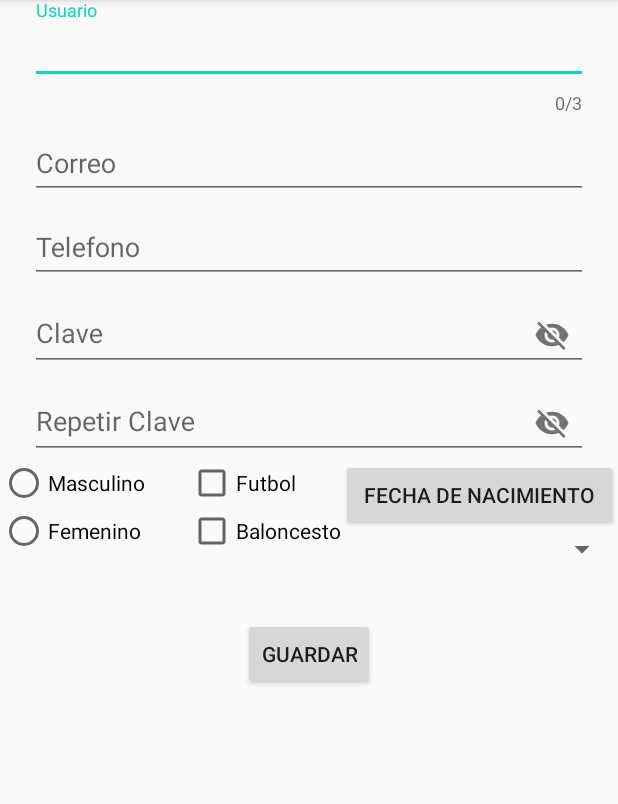
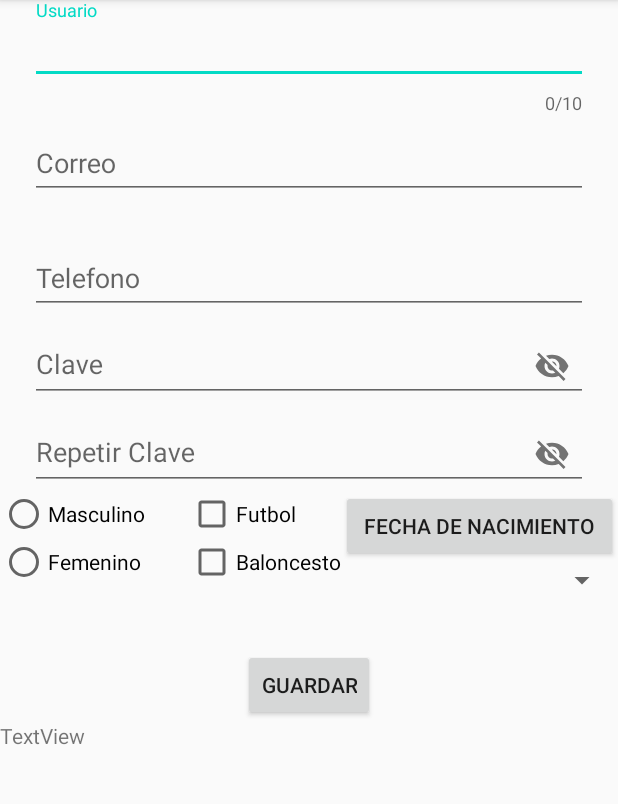
Before and after one commit to jolgo1989/Formulario, an Android app: the screen it shows after launch (MainActivity), on a phone screen of 412 x 824 dp, the part 84-888 px from its top. Run offline under Robolectric (Android 15) with nearby library versions, the phone set to English and light mode, and no system bars.

Commit message:
Se agrego textview

```diff
--- a/app/src/main/AndroidManifest.xml
+++ b/app/src/main/AndroidManifest.xml
@@ -9,6 +9,7 @@
         android:roundIcon="@mipmap/ic_launcher_round"
         android:supportsRtl="true"
         android:theme="@style/AppTheme">
+        <activity android:name=".MainActivity2"></activity>
         <activity android:name=".MainActivity">
             <intent-filter>
                 <action android:name="android.intent.action.MAIN" />
--- a/app/src/main/res/layout/activity_main.xml
+++ b/app/src/main/res/layout/activity_main.xml
@@ -20,7 +20,7 @@
         android:paddingLeft="20dp"
         android:paddingRight="20dp"
         app:counterEnabled="true"
-        app:counterMaxLength="3"
+        app:counterMaxLength="10"
         app:errorEnabled="true">
 
         <com.google.android.material.textfield.TextInputEditText
@@ -34,7 +34,8 @@
         android:layout_height="wrap_content"
         android:hint="@string/correo"
         android:paddingLeft="20dp"
-        android:paddingRight="20dp">
+        android:paddingRight="20dp"
+        app:errorEnabled="true">
 
         <com.google.android.material.textfield.TextInputEditText
             android:layout_width="match_parent"
@@ -153,5 +154,12 @@
         android:layout_gravity="center"
         android:text="@string/guardar" />
 
+    <TextView
+        android:id="@+id/textView2"
+        android:layout_width="match_parent"
+        android:layout_height="wrap_content"
+        android:lineSpacingExtra="10dp"
+        android:text="@string/textview" />
+
 
 </LinearLayout>
--- a/app/src/main/res/values/strings.xml
+++ b/app/src/main/res/values/strings.xml
@@ -13,5 +13,6 @@
     <string name="baloncesto">Baloncesto</string>
     <string name="fechaNacimiento">Fecha de nacimiento</string>
     <string name="guardar">Guardar</string>
+    <string name="textview">TextView</string>
 
 </resources>
```
Also changed, not shown: app/src/main/java/com/example/myapplicationformulario2/MainActivity.kt (+43 -11 lines), app/src/main/java/com/example/myapplicationformulario2/MainActivity2.kt (added, +11 -0 lines), app/src/main/res/layout/activity_main2.xml (added, +20 -0 lines).
